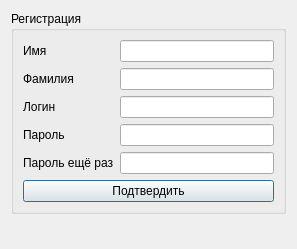
Above: registrationwin.ui from grigorenkokoko/memebox before the change. Below: the same form after it.
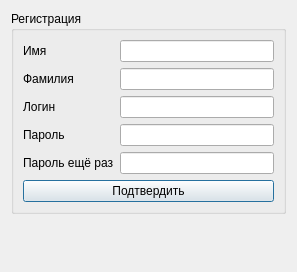
That is the form after the change.

```diff
--- a/registrationwin.ui
+++ b/registrationwin.ui
@@ -7,7 +7,7 @@
     <x>0</x>
     <y>0</y>
     <width>297</width>
-    <height>249</height>
+    <height>272</height>
    </rect>
   </property>
   <property name="windowTitle">
```
Left out of the diff: 12 changed lines with no effect on the pictures.
